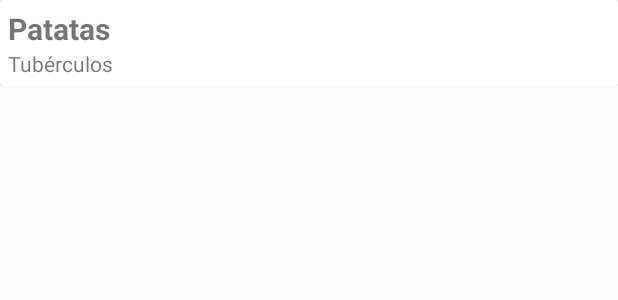
After one commit to mibaldi/OtakuCookMVP, an Android app: the layout item_ingredient_list.xml on its own in the app's theme, with its tools: preview values and no code run, on a phone screen of 412 x 824 dp. The commit adds this screen. Shown: the top 300 px of the screen. Run offline under Robolectric (Android 15) with nearby library versions, the phone set to English and light mode, and no system bars.

Commit message:
Ingredient list

```diff
--- a/app/src/main/AndroidManifest.xml
+++ b/app/src/main/AndroidManifest.xml
@@ -28,6 +28,7 @@
 
         <activity android:name=".ui.Activities.RecipeDescriptionActivity" />
         <activity android:name=".ui.Activities.RecipeTaskListActivity"></activity>
+        <activity android:name=".ui.Activities.IngredientListActivity"/>
         <receiver android:name=".Services.Broadcast.MyAlarmReceiver"/>
     </application>
 
--- a/app/src/main/java/com/mibaldipabjimcas/otakucookmvp/data/Models/Recipe.java
+++ b/app/src/main/java/com/mibaldipabjimcas/otakucookmvp/data/Models/Recipe.java
@@ -21,7 +21,7 @@ public class Recipe implements Parcelable{
     public String author;
     public int score;
     public String photo;
-    public List<Measure> measureIngredients;
+    public ArrayList<Measure> measureIngredients;
     public ArrayList<Task> tasks;
     public List<Ingredient> ingredients;
 
@@ -36,11 +36,11 @@ public class Recipe implements Parcelable{
         tasks = new ArrayList<Task>();
     }
 
-    public List<Measure> getMeasures() {
+    public ArrayList<Measure> getMeasures() {
         return measureIngredients;
     }
 
-    public void setMeasures(List<Measure> measures) {
+    public void setMeasures(ArrayList<Measure> measures) {
         this.measureIngredients = measures;
     }
 
--- a/app/src/main/java/com/mibaldipabjimcas/otakucookmvp/features/RecipeDescription/RecipeDescriptionPresenter.java
+++ b/app/src/main/java/com/mibaldipabjimcas/otakucookmvp/features/RecipeDescription/RecipeDescriptionPresenter.java
@@ -81,6 +81,7 @@ public class RecipeDescriptionPresenter extends BasePresenter<RecipeDescriptionV
     }
 
     public void showRecipeIngredientList() {
+        navigator.openRecipeIngredientList(recipe.getMeasures());
     }
 
     public void recipeTime() {
--- /dev/null
+++ b/app/src/main/res/layout/item_ingredient_list.xml
@@ -0,0 +1,58 @@
+<?xml version="1.0" encoding="utf-8"?>
+<RelativeLayout  xmlns:android="http://schemas.android.com/apk/res/android"
+    android:id="@+id/recipeItem"
+    android:layout_width="match_parent"
+    android:layout_height="wrap_content">
+    <android.support.v7.widget.CardView
+        android:layout_width="match_parent"
+        android:layout_height="wrap_content">
+        <LinearLayout
+            android:layout_width="match_parent"
+            android:layout_height="wrap_content"
+            android:orientation="horizontal"
+            android:layout_margin="5dp"
+            >
+            <LinearLayout
+                android:layout_width="0dp"
+                android:layout_height="match_parent"
+                android:layout_weight="1"
+                android:orientation="vertical"
+                >
+                <TextView
+                    android:id="@+id/ingredientItemName"
+                    android:layout_width="match_parent"
+                    android:layout_height="wrap_content"
+                    android:textAlignment="textStart"
+                    android:layout_gravity="start"
+                    android:text="Patatas"
+                    android:textStyle="bold"
+                    android:textSize="20sp"
+                    />
+                <TextView
+                    android:id="@+id/categoryName"
+                    android:text="Tubérculos"
+                    android:layout_width="match_parent"
+                    android:layout_height="wrap_content" />
+            </LinearLayout>
+            <RelativeLayout
+                android:layout_width="0dp"
+                android:layout_weight="1"
+                android:layout_height="match_parent">
+                <TextView
+                    android:id="@+id/quantityMeasure"
+                    android:layout_centerVertical="true"
+                    android:layout_width="match_parent"
+                    android:layout_height="wrap_content"
+                    android:textAlignment="viewEnd"
+                    android:layout_gravity="end"
+                    />
+            </RelativeLayout>
+
+
+        </LinearLayout>
+
+
+
+    </android.support.v7.widget.CardView>
+
+</RelativeLayout>
```
Also changed, not shown: app/src/main/java/com/mibaldipabjimcas/otakucookmvp/Base/BaseActivity.java (+5 -4 lines), app/src/main/java/com/mibaldipabjimcas/otakucookmvp/Navigation/Navigator.java (+10 -0 lines), app/src/main/java/com/mibaldipabjimcas/otakucookmvp/features/IngredientList/IngredientListComponent.java (added, +17 -0 lines), app/src/main/java/com/mibaldipabjimcas/otakucookmvp/features/IngredientList/IngredientListModule.java (added, +10 -0 lines), app/src/main/java/com/mibaldipabjimcas/otakucookmvp/features/IngredientList/IngredientListPresenter.java (added, +24 -0 lines), app/src/main/java/com/mibaldipabjimcas/otakucookmvp/ui/Activities/IngredientListActivity.java (added, +55 -0 lines), app/src/main/java/com/mibaldipabjimcas/otakucookmvp/ui/Adapters/IngredientListAdapter.java (added, +76 -0 lines), app/src/main/java/com/mibaldipabjimcas/otakucookmvp/ui/Fragments/IngredientListFragment.java (added, +126 -0 lines), app/src/main/java/com/mibaldipabjimcas/otakucookmvp/ui/Fragments/RecipeDescriptionFragment.java (+1 -11 lines), app/src/main/java/com/mibaldipabjimcas/otakucookmvp/ui/Views/IngredientListView.java (added, +16 -0 lines), app/src/main/res/layout/activity_ingredient_list.xml (added, +14 -0 lines), app/src/main/res/layout/fragment_ingredient_list.xml (added, +23 -0 lines).
